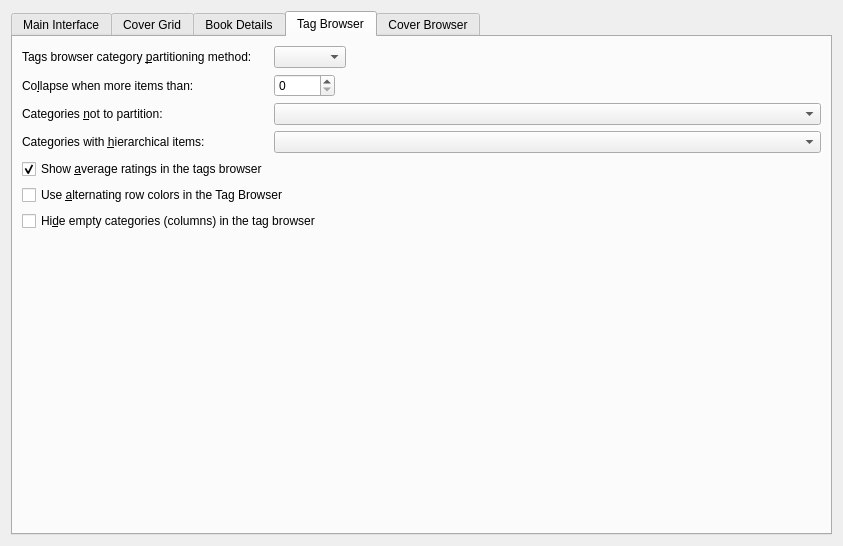
First picture: the form in src/calibre/gui2/preferences/look_feel.ui, repository kovidgoyal/calibre, before the edit.
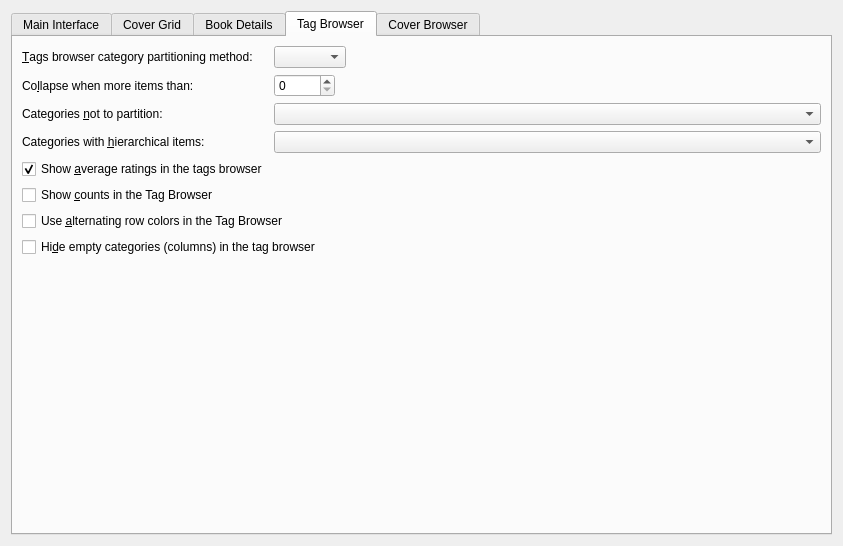
Second picture: the form after the edit. The open tabs and pages were chosen to show the change. Icons and pictures are not drawn. Custom widgets are drawn as their Qt base class.

Commit message: Tag Browser: Add an option in Preferences->Look & Feel->Tag Browser to turn off the display of counts in the Tag Browser

Diff of the .ui file:
```diff
--- a/src/calibre/gui2/preferences/look_feel.ui
+++ b/src/calibre/gui2/preferences/look_feel.ui
@@ -898,14 +898,14 @@
          </property>
         </widget>
        </item>
-       <item row="7" column="0" colspan="2">
+       <item row="8" column="0" colspan="2">
         <widget class="QCheckBox" name="opt_tag_browser_old_look">
          <property name="text">
           <string>Use &amp;alternating row colors in the Tag Browser</string>
          </property>
         </widget>
        </item>
-       <item row="8" column="0" colspan="2">
+       <item row="9" column="0" colspan="2">
         <widget class="QCheckBox" name="opt_tag_browser_hide_empty_categories">
          <property name="toolTip">
           <string>When checked, calibre will automatically hide any category
@@ -932,7 +932,7 @@
        <item row="1" column="0">
         <widget class="QLabel" name="label_9">
          <property name="text">
-          <string>Tags browser category &amp;partitioning method:</string>
+          <string>&amp;Tags browser category partitioning method:</string>
          </property>
          <property name="buddy">
           <cstring>opt_tags_browser_partition_method</cstring>
@@ -949,6 +949,18 @@
          </property>
         </widget>
        </item>
+       <item row="7" column="0" colspan="2">
+        <widget class="QCheckBox" name="opt_tag_browser_show_counts">
+         <property name="toolTip">
+          <string>Show counts for items in the Tag Browser. Such as the number of books
+by each author, the number of authors, etc. If you turn it off, you can still
+see the counts by hovering your mouse over any item.</string>
+         </property>
+         <property name="text">
+          <string>Show &amp;counts in the Tag Browser</string>
+         </property>
+        </widget>
+       </item>
       </layout>
      </widget>
      <widget class="QWidget" name="tab_3">
```
The commit also changes 3 other files.
